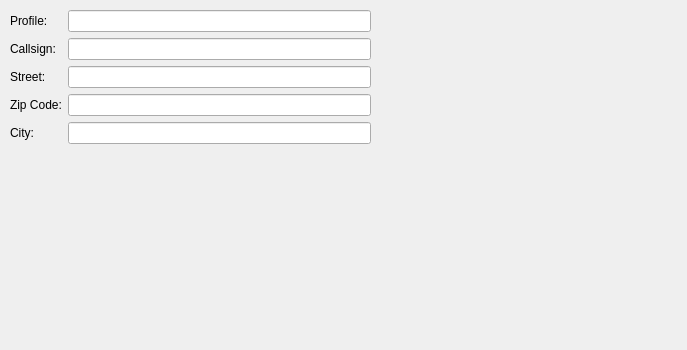
Old version of the form src/plugins/logbook/generalsettings.ui in the repository Norman0406/LISA.
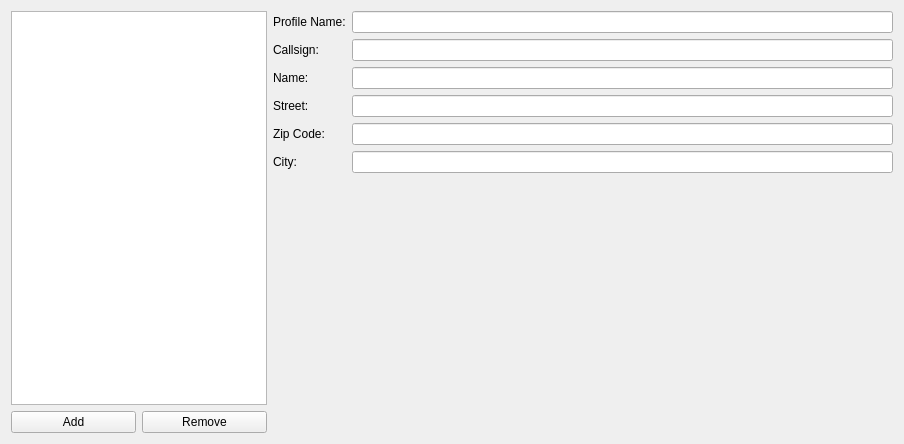
New version of the form.

Commit message: added multiple profiles #29

Patch:
```diff
--- a/src/plugins/logbook/generalsettings.ui
+++ b/src/plugins/logbook/generalsettings.ui
@@ -6,23 +6,61 @@
    <rect>
     <x>0</x>
     <y>0</y>
-    <width>687</width>
-    <height>350</height>
+    <width>904</width>
+    <height>444</height>
    </rect>
   </property>
   <property name="windowTitle">
    <string>Dialog</string>
   </property>
-  <widget class="QWidget" name="formLayoutWidget">
-   <property name="geometry">
-    <rect>
-     <x>10</x>
-     <y>10</y>
-     <width>361</width>
-     <height>281</height>
-    </rect>
-   </property>
+  <layout class="QHBoxLayout" name="horizontalLayout">
+   <item>
+    <layout class="QVBoxLayout" name="verticalLayout">
+     <item>
+      <widget class="QListWidget" name="listWidgetProfiles">
+       <property name="sizePolicy">
+        <sizepolicy hsizetype="Minimum" vsizetype="Expanding">
+         <horstretch>0</horstretch>
+         <verstretch>0</verstretch>
+        </sizepolicy>
+       </property>
+      </widget>
+     </item>
+     <item>
+      <layout class="QHBoxLayout" name="horizontalLayout_2">
+       <item>
+        <widget class="QPushButton" name="pushButtonAdd">
+         <property name="text">
+          <string>Add</string>
+         </property>
+        </widget>
+       </item>
+       <item>
+        <widget class="QPushButton" name="pushButtonRemove">
+         <property name="text">
+          <string>Remove</string>
+         </property>
+        </widget>
+       </item>
+      </layout>
+     </item>
+    </layout>
+   </item>
+   <item>
    <layout class="QFormLayout" name="formLayout">
+     <item row="0" column="0">
+      <widget class="QLabel" name="labelProfileName">
+       <property name="text">
+        <string>Profile Name:</string>
+       </property>
+       <property name="buddy">
+        <cstring>lineEditProfile</cstring>
+       </property>
+      </widget>
+     </item>
+     <item row="0" column="1">
+      <widget class="QLineEdit" name="lineEditProfile"/>
+     </item>
     <item row="1" column="0">
      <widget class="QLabel" name="labelCallsign">
       <property name="text">
@@ -37,6 +75,19 @@
      <widget class="QLineEdit" name="lineEditCallsign"/>
     </item>
     <item row="2" column="0">
+      <widget class="QLabel" name="label">
+       <property name="text">
+        <string>Name:</string>
+       </property>
+       <property name="buddy">
+        <cstring>lineEditName</cstring>
+       </property>
+      </widget>
+     </item>
+     <item row="2" column="1">
+      <widget class="QLineEdit" name="lineEditName"/>
+     </item>
+     <item row="3" column="0">
      <widget class="QLabel" name="labelStreet">
       <property name="text">
        <string>Street:</string>
@@ -46,29 +97,10 @@
       </property>
      </widget>
     </item>
-    <item row="2" column="1">
-     <widget class="QLineEdit" name="lineEditStreet"/>
-    </item>
     <item row="3" column="1">
-     <widget class="QLineEdit" name="lineEditZipCode"/>
-    </item>
-    <item row="0" column="0">
-     <widget class="QLabel" name="labelProfileName">
-      <property name="text">
-       <string>Profile:</string>
-      </property>
-      <property name="buddy">
-       <cstring>lineEditProfil</cstring>
-      </property>
-     </widget>
-    </item>
-    <item row="0" column="1">
-     <widget class="QLineEdit" name="lineEditProfil"/>
-    </item>
-    <item row="4" column="1">
-     <widget class="QLineEdit" name="lineEditCity"/>
-    </item>
-    <item row="3" column="0">
+      <widget class="QLineEdit" name="lineEditStreet"/>
+     </item>
+     <item row="4" column="0">
      <widget class="QLabel" name="labelZipCode">
       <property name="text">
        <string>Zip Code:</string>
@@ -78,7 +110,10 @@
       </property>
      </widget>
     </item>
-    <item row="4" column="0">
+     <item row="4" column="1">
+      <widget class="QLineEdit" name="lineEditZipCode"/>
+     </item>
+     <item row="5" column="0">
      <widget class="QLabel" name="labelCity">
       <property name="text">
        <string>City:</string>
@@ -88,16 +123,13 @@
       </property>
      </widget>
     </item>
-   </layout>
-  </widget>
- </widget>
- <tabstops>
-  <tabstop>lineEditProfil</tabstop>
-  <tabstop>lineEditCallsign</tabstop>
-  <tabstop>lineEditStreet</tabstop>
-  <tabstop>lineEditZipCode</tabstop>
-  <tabstop>lineEditCity</tabstop>
- </tabstops>
+     <item row="5" column="1">
+      <widget class="QLineEdit" name="lineEditCity"/>
+     </item>
+    </layout>
+   </item>
+  </layout>
+ </widget>
  <resources/>
  <connections/>
 </ui>
```
Lines whose indentation alone changed are shown as unchanged. The commit also changes 16 other files.
